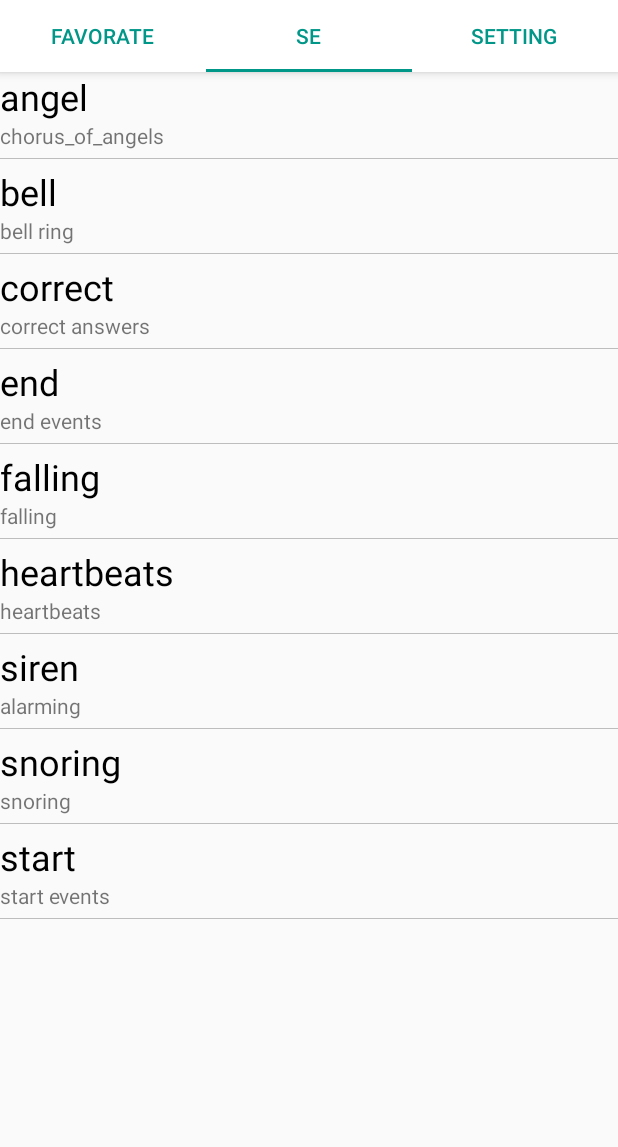
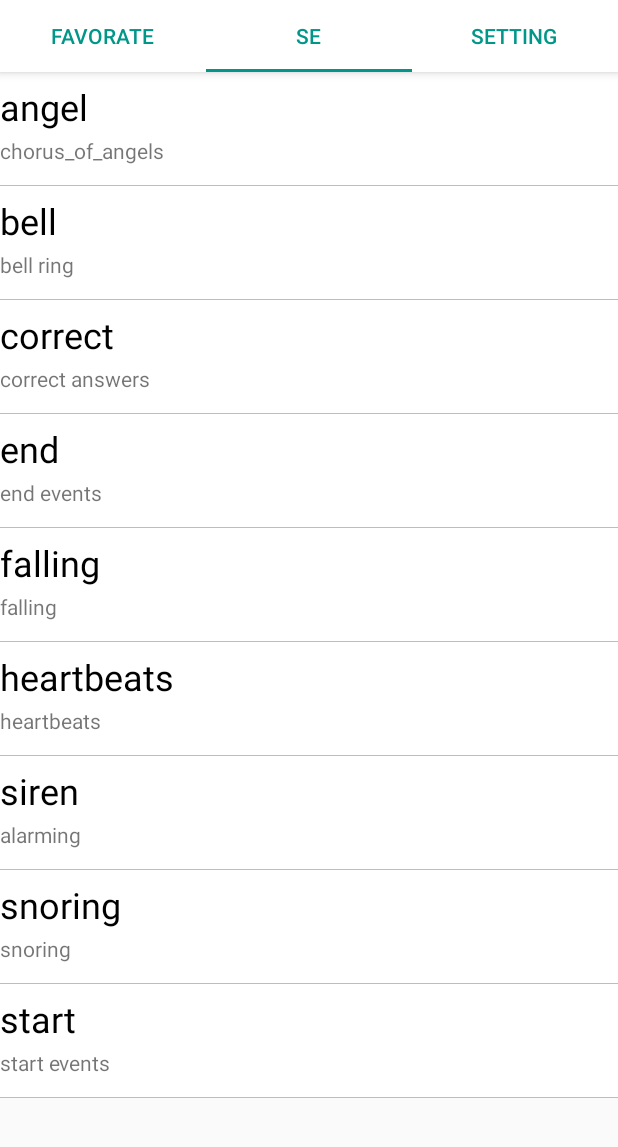
Before and after one commit to kotoar/bgmse, an Android app: the screen it shows after launch (MainActivity), tab 2 chosen, on a phone screen of 412 x 824 dp, the part 89-1236 px from its top. Run offline under Robolectric (Android 15) with nearby library versions, the phone set to English and light mode, and no system bars; pictures from the network do not load.

Commit message:
UI refine

```diff
--- a/app/src/main/java/com/kanae/bgmse/magnet/MagnetView.java
+++ b/app/src/main/java/com/kanae/bgmse/magnet/MagnetView.java
@@ -47,4 +47,5 @@ public class MagnetView extends LinearLayout {
     public void setFavColor(){
         textViewLabel.setTextColor(this.getResources().getColor(R.color.colorFavHighlight));
     }
+
 }
--- /dev/null
+++ b/app/src/main/res/drawable/magnet_style.xml
@@ -0,0 +1,6 @@
+<?xml version="1.0" encoding="utf-8"?>
+<selector xmlns:android="http://schemas.android.com/apk/res/android">
+    <item android:drawable="@drawable/colorLeave" android:state_pressed="false"/>
+    <item android:drawable="@drawable/colorFocus" android:state_pressed="true"/>
+
+</selector>
--- a/app/src/main/res/layout/add_items.xml
+++ b/app/src/main/res/layout/add_items.xml
@@ -30,7 +30,8 @@
             android:id="@+id/text_init_choose_path"
             android:layout_width="match_parent"
             android:layout_height="wrap_content"
-            android:text="@string/init_choose_path" />
+            android:text="@string/init_choose_path"
+            android:textAlignment="center" />
     </LinearLayout>
 
     <View android:layout_width="fill_parent"
@@ -88,6 +89,7 @@
             android:layout_height="wrap_content"
             android:layout_weight="1"
             android:text="@string/add_items_mode1"
+            android:textAlignment="textStart"
             android:textSize="20sp" />
 
         <RadioButton
--- a/app/src/main/res/layout/fragment_tab1.xml
+++ b/app/src/main/res/layout/fragment_tab1.xml
@@ -8,6 +8,5 @@
         android:layout_width="match_parent"
         android:layout_height="wrap_content"
         android:orientation="vertical">
-
     </LinearLayout>
 </ScrollView>
--- a/app/src/main/res/layout/magnet.xml
+++ b/app/src/main/res/layout/magnet.xml
@@ -5,6 +5,10 @@
     android:layout_height="match_parent"
     android:orientation="vertical">
 
+    <View
+        android:layout_width="match_parent"
+        android:layout_height="10px"
+        android:background="@drawable/magnet_style" />
 
     <TextView
         android:id="@+id/magnet_label"
@@ -12,17 +16,29 @@
         android:layout_height="wrap_content"
         android:text="Label Text"
         android:textColor="#000000"
-        android:textSize="24sp" />
+        android:textSize="24sp"
+        android:background="@drawable/magnet_style"/>
+
+    <View
+        android:layout_width="match_parent"
+        android:layout_height="5px"
+        android:background="@drawable/magnet_style" />
 
     <TextView
         android:id="@+id/magnet_content"
         android:layout_width="match_parent"
         android:layout_height="wrap_content"
-        android:text="Content Text" />
+        android:text="Content Text"
+        android:background="@drawable/magnet_style"/>
 
-    <View android:layout_width="fill_parent"
+    <View
+        android:layout_width="match_parent"
+        android:layout_height="20px"
+        android:background="@drawable/magnet_style" />
+
+    <View
+        android:layout_width="fill_parent"
         android:layout_height="1px"
-        android:background="#90909090"
-        android:layout_marginBottom="5dp"
-        android:layout_marginTop="5dp" />
+        android:background="#90909090" />
+
 </LinearLayout>
--- a/app/src/main/res/values/strings.xml
+++ b/app/src/main/res/values/strings.xml
@@ -18,4 +18,7 @@
     <string name="seg3button1_label">Add New SE</string>
     <string name="seg3button1_content">Import a new music file</string>
 
+
+    <drawable name="colorFocus"> #20009688 </drawable>
+    <drawable name="colorLeave"> #FFFFFF </drawable>
 </resources>
```
